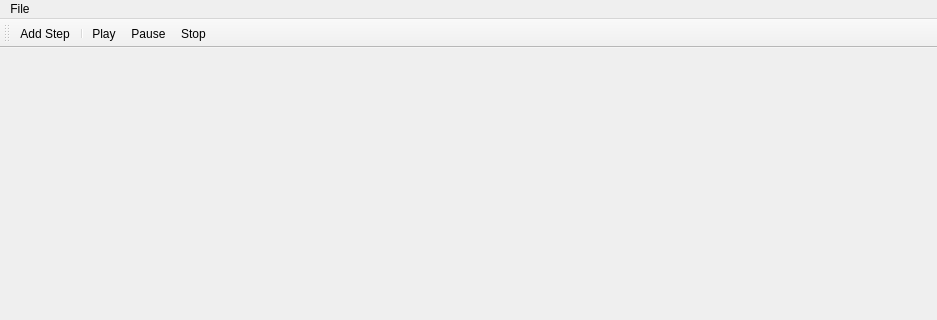
Old version of the form source/mainwindow.ui in the repository hamstervision/turbo-trainer-timer; both pictures show x 0 to 937 and y 0 to 320 of the 937 by 558 pixel window.
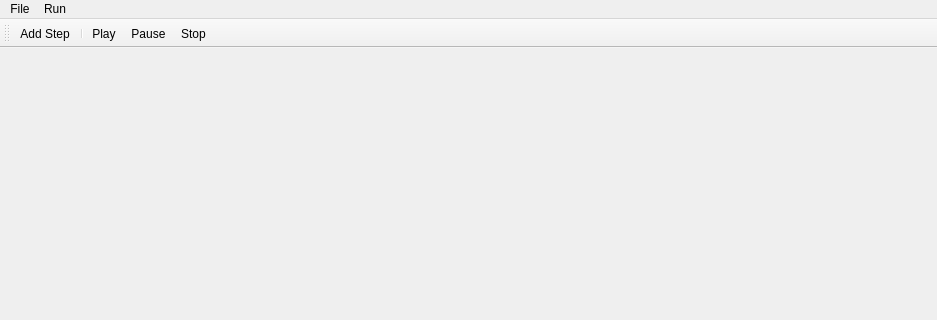
New version of the form. Icons and pictures are not drawn.

Diff of the .ui file:
```diff
--- a/source/mainwindow.ui
+++ b/source/mainwindow.ui
@@ -34,7 +34,16 @@
     <addaction name="separator"/>
     <addaction name="actionExit"/>
    </widget>
+   <widget class="QMenu" name="menuRun">
+    <property name="title">
+     <string>Run</string>
+    </property>
+    <addaction name="actionPlay"/>
+    <addaction name="actionPause"/>
+    <addaction name="actionStop"/>
+   </widget>
    <addaction name="menuFile"/>
+   <addaction name="menuRun"/>
   </widget>
   <widget class="QToolBar" name="mainToolBar">
    <attribute name="toolBarArea">
```
Left out of the diff: 27 changed lines with no effect on the pictures.
